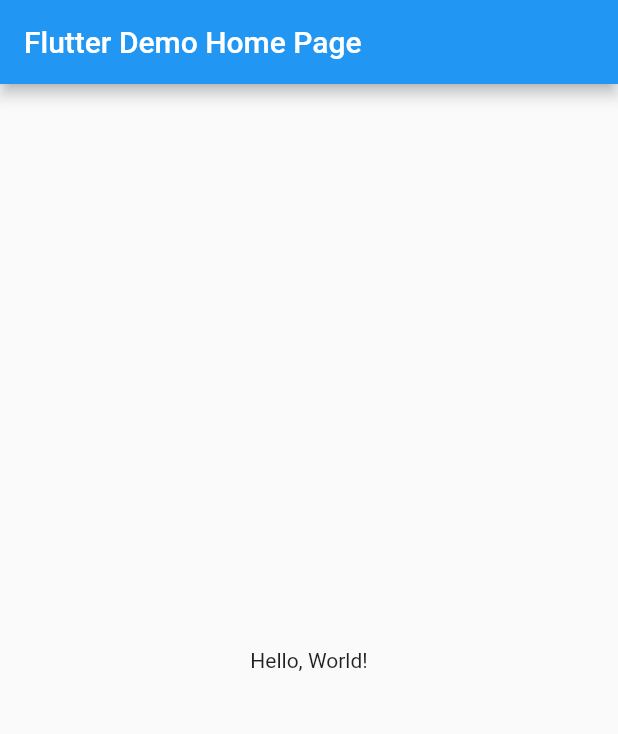
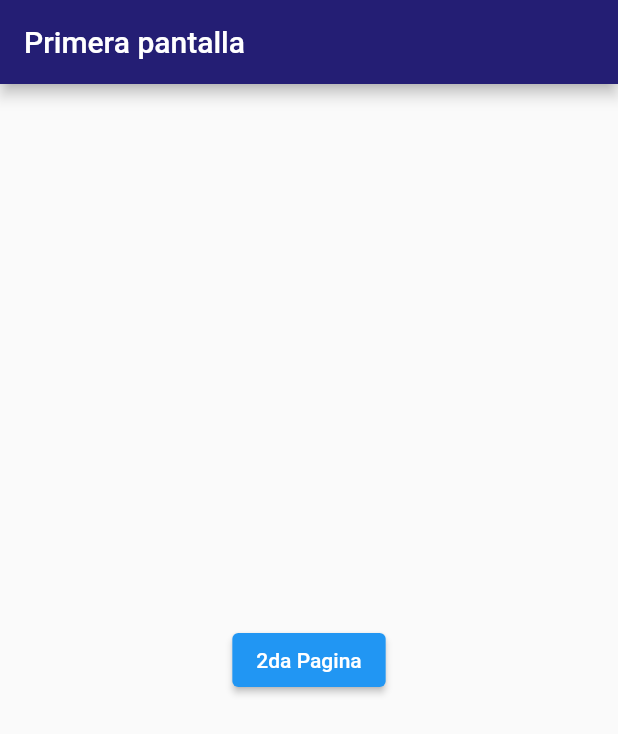
Before and after one commit to Andrelica/actividad11, a Flutter app: the screen it shows after launch, on a phone screen of 412 x 824 dp. Shown: the top 734 px of the screen. Run offline on Flutter 3.47's test engine with Material 2 defaults, Android fonts, the phone set to English and light mode, and no system bars.

Commit message:
Actividad 11 Flut Lab

```diff
--- a/lib/main.dart
+++ b/lib/main.dart
@@ -1,42 +1,23 @@
 import 'package:flutter/material.dart';
+import 'package:actividadpantallas/pagina1.dart';
+import 'package:actividadpantallas/pagina2.dart';
+import 'package:actividadpantallas/pagina3.dart';
+import 'package:actividadpantallas/pagina4.dart';
 
-void main() => runApp(MyApp());
-
-class MyApp extends StatelessWidget {
-  const MyApp({super.key});
-  // This widget is the root of your application.
-  @override
-  Widget build(BuildContext context) {
-    return MaterialApp(
-      // Application name
-      title: 'Flutter Hello World',
-      // Application theme data, you can set the colors for the application as
-      // you want
-      theme: ThemeData(
-        primarySwatch: Colors.blue,
-      ),
-      // A widget which will be started on application startup
-      home: MyHomePage(title: 'Flutter Demo Home Page'),
-    );
-  }
+void main() {
+  runApp(MaterialApp(
+    debugShowCheckedModeBanner: false,
+    title: 'Named Routes Demo',
+    // Inicie la aplicación con la ruta con nombre. En nuestro caso, la aplicación comenzará
+    // en el Widget FirstScreen
+    initialRoute: '/',
+    routes: {
+      // Cuando naveguemos hacia la ruta "/", crearemos el Widget FirstScreen
+      '/': (context) => const Pantalla1(),
+      // Cuando naveguemos hacia la ruta "/second", crearemos el Widget SecondScreen
+      '/segunda': (context) => const Pantalla2(),
+      '/tercera': (context) => const Pantalla3(),
+      '/cuarta': (context) => const Pantalla4(),
+    },
+  ));
 }
-
-class MyHomePage extends StatelessWidget {
-  final String title;
-  const MyHomePage({super.key, required this.title});
-
-  @override
-  Widget build(BuildContext context) {
-    return Scaffold(
-      appBar: AppBar(
-        // The title text which will be shown on the action bar
-        title: Text(title),
-      ),
-      body: Center(
-        child: Text(
-          'Hello, World!',
-        ),
-      ),
-    );
-  }
-}
--- /dev/null
+++ b/lib/pagina1.dart
@@ -0,0 +1,24 @@
+import 'package:flutter/material.dart';
+
+class Pantalla1 extends StatelessWidget {
+  const Pantalla1({super.key});
+
+  @override
+  Widget build(BuildContext context) {
+    return Scaffold(
+      appBar: AppBar(
+        title: const Text('Primera pantalla'),
+        backgroundColor: Color(0xff241e74),
+      ),
+      body: Center(
+        child: ElevatedButton(
+          child: const Text('2da Pagina'),
+          onPressed: () {
+            // Navega a la segunda pantalla usando una ruta con nombre
+            Navigator.pushNamed(context, '/segunda');
+          },
+        ),
+      ),
+    );
+  }
+}
```
Also changed, not shown: lib/pagina2.dart (added, +24 -0 lines), lib/pagina3.dart (added, +105 -0 lines), lib/pagina4.dart (added, +67 -0 lines), pubspec.yaml (line endings or trailing spaces).
